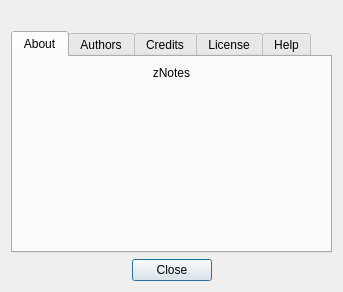
Old version of the form aboutDialog.ui in the repository proton/zNotes.
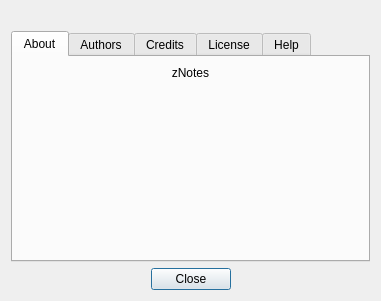
New version of the form. Icons and pictures are not drawn.

Commit message: Added filescanner preferences to configuration dialog

What changed in the file:
```diff
--- a/aboutDialog.ui
+++ b/aboutDialog.ui
@@ -6,8 +6,8 @@
    <rect>
     <x>0</x>
     <y>0</y>
-    <width>343</width>
-    <height>292</height>
+    <width>381</width>
+    <height>301</height>
    </rect>
   </property>
   <property name="windowTitle">
```
The commit also changes 6 other files.
